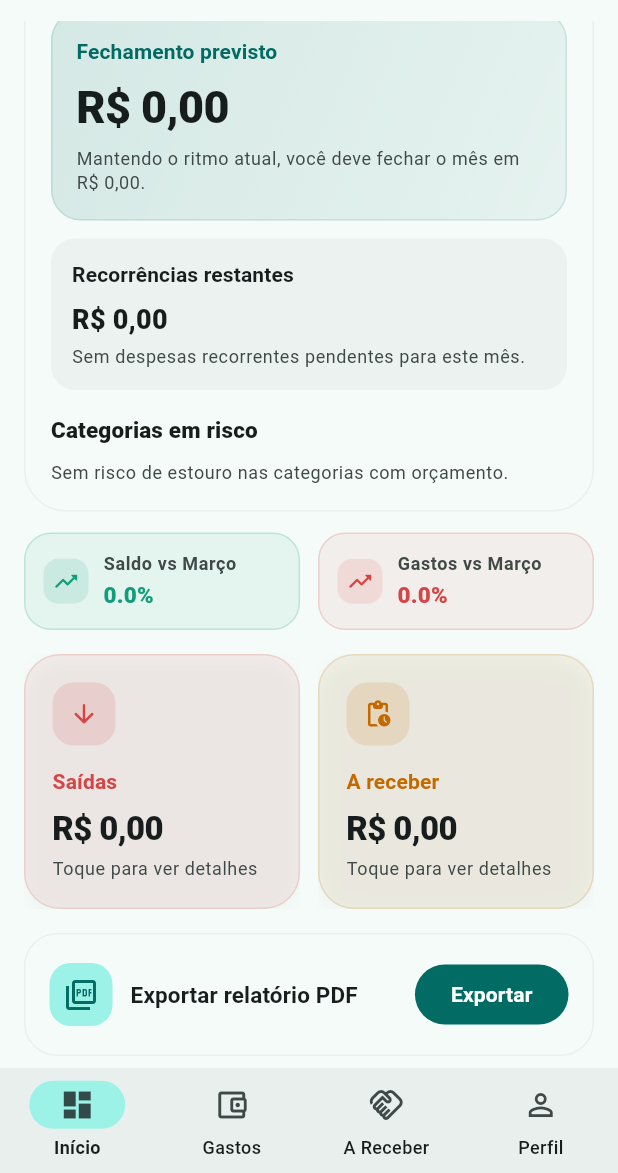
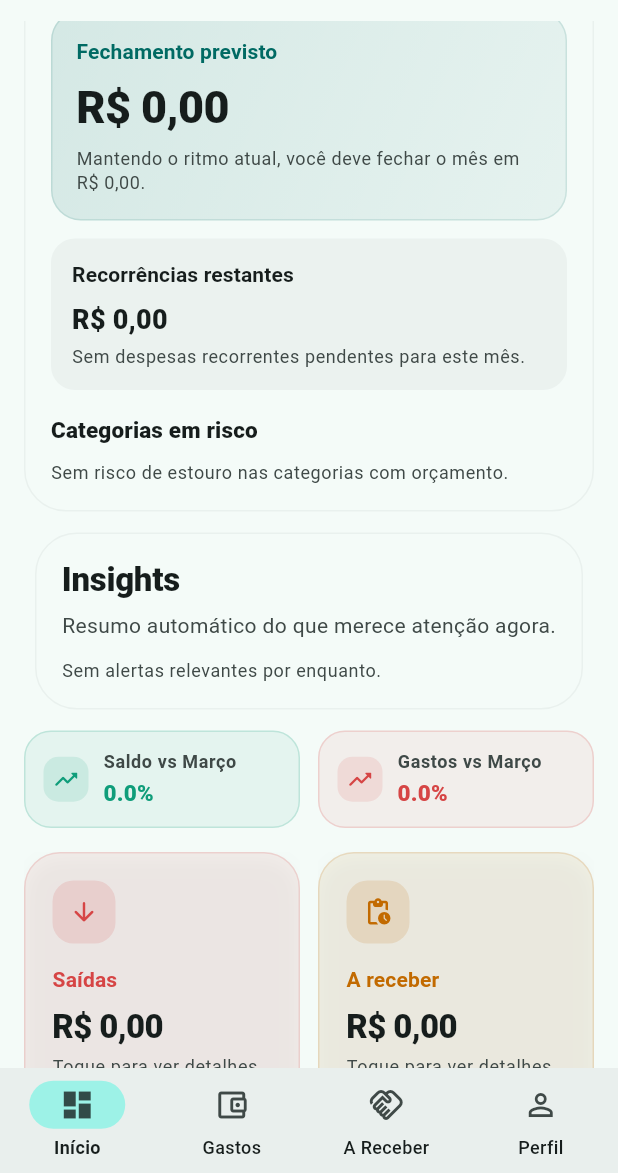
Before and after one commit to LuanBmenez/AppContas, a Flutter app: the screen it shows once a user with an empty profile is signed in, scrolled down 576 dp, on a phone screen of 412 x 824 dp, the part 63-1236 px from its top. Run offline on Flutter 3.47's test engine with Material 3 defaults, Android fonts, the phone set to English and light mode, and no system bars; our stand-ins replace cloud_firestore, file_picker, firebase_analytics, firebase_auth, firebase_core, go_router and 3 more; missing offline and left inert: firebase_app_check; accounts and stored records are empty.

Commit message:
Add insights feature and integrate into dashboard
Introduce a new insights feature: adds InsightsService (logic to generate insight items), InsightItem model, a reusable InsightsListCard widget, and an export barrel file. Integrates insights into the dashboard screen (generates insights from resumo, previsao and orcamentos and displays the InsightsListCard). Adds unit tests for InsightsService and includes small formatting/cleanup fixes in recorrencias files.

```diff
--- a/lib/features/dashboard/presentation/screens/dashboard_screen.dart
+++ b/lib/features/dashboard/presentation/screens/dashboard_screen.dart
@@ -15,6 +15,7 @@ import 'package:paga_o_que_me_deve/features/dashboard/data/services/previsao_fec
 import 'package:paga_o_que_me_deve/features/dashboard/data/services/report_export_service.dart';
 import 'package:paga_o_que_me_deve/features/dashboard/domain/models/previsao_fechamento_mes.dart';
 import 'package:paga_o_que_me_deve/features/dashboard/presentation/widgets/dashboard_loading_view.dart';
+import 'package:paga_o_que_me_deve/features/insights/insights.dart';
 import 'package:paga_o_que_me_deve/features/orcamentos/orcamentos.dart';
 import 'package:path_provider/path_provider.dart';
 import 'package:share_plus/share_plus.dart';
@@ -47,6 +48,7 @@ class _DashboardScreenState extends State<DashboardScreen> {
   final DashboardSummaryService _summaryService = DashboardSummaryService();
   final PrevisaoFechamentoService _previsaoFechamentoService =
       const PrevisaoFechamentoService();
+  final InsightsService _insightsService = const InsightsService();
   final ReportExportService _reportExportService = const ReportExportService();
 
   DashboardPeriodoRapido _periodo = DashboardPeriodoRapido.mes;
@@ -763,6 +765,7 @@ class _DashboardScreenState extends State<DashboardScreen> {
   Widget _buildPrevisaoMesCard(
     ThemeData theme,
     DashboardResumo resumoBruto,
+    DashboardResumoCalculado resumo,
     DateTime agora,
   ) {
     return StreamBuilder<List<OrcamentoCategoriaResumo>>(
@@ -779,8 +782,17 @@ class _DashboardScreenState extends State<DashboardScreen> {
         final List<PrevisaoCategoriaRisco> riscos = previsao.categoriasComRisco
             .take(3)
             .toList();
-
-        return Card(
+        final List<InsightItem> insights = _insightsService.gerarInsights(
+          resumo: resumo,
+          previsao: previsao,
+          orcamentos: orcamentos,
+          agora: agora,
+          limite: 5,
+        );
+
+        return Column(
+          children: [
+            Card(
               elevation: 0,
               color: theme.colorScheme.surface,
               shape: RoundedRectangleBorder(
@@ -822,7 +834,9 @@ class _DashboardScreenState extends State<DashboardScreen> {
                         ),
                         borderRadius: BorderRadius.circular(20),
                         border: Border.all(
-                      color: theme.colorScheme.primary.withValues(alpha: 0.12),
+                          color: theme.colorScheme.primary.withValues(
+                            alpha: 0.12,
+                          ),
                         ),
                       ),
                       child: Column(
@@ -858,9 +872,8 @@ class _DashboardScreenState extends State<DashboardScreen> {
                       width: double.infinity,
                       padding: const EdgeInsets.all(AppSpacing.s14),
                       decoration: BoxDecoration(
-                    color: theme.colorScheme.surfaceContainerHighest.withValues(
-                      alpha: 0.4,
-                    ),
+                        color: theme.colorScheme.surfaceContainerHighest
+                            .withValues(alpha: 0.4),
                         borderRadius: BorderRadius.circular(16),
                       ),
                       child: Column(
@@ -910,7 +923,9 @@ class _DashboardScreenState extends State<DashboardScreen> {
                       Column(
                         children: riscos.map((PrevisaoCategoriaRisco risco) {
                           return Padding(
-                        padding: const EdgeInsets.only(bottom: AppSpacing.s10),
+                            padding: const EdgeInsets.only(
+                              bottom: AppSpacing.s10,
+                            ),
                             child: _PrevisaoCategoriaRiscoItem(risco: risco),
                           );
                         }).toList(),
@@ -918,6 +933,10 @@ class _DashboardScreenState extends State<DashboardScreen> {
                   ],
                 ),
               ),
+            ),
+            const SizedBox(height: AppSpacing.s14),
+            InsightsListCard(insights: insights),
+          ],
         );
       },
     );
@@ -1047,6 +1066,7 @@ class _DashboardScreenState extends State<DashboardScreen> {
                           child: _buildPrevisaoMesCard(
                             theme,
                             resumoBruto,
+                            resumo,
                             agora,
                           ),
                         ),
--- /dev/null
+++ b/lib/features/insights/data/services/insights_service.dart
@@ -0,0 +1,122 @@
+import 'package:flutter/material.dart';
+import 'package:paga_o_que_me_deve/domain/models/gasto.dart';
+import 'package:paga_o_que_me_deve/features/dashboard/data/services/dashboard_summary_service.dart';
+import 'package:paga_o_que_me_deve/features/dashboard/domain/models/previsao_fechamento_mes.dart';
+import 'package:paga_o_que_me_deve/features/insights/domain/models/insight_item.dart';
+import 'package:paga_o_que_me_deve/features/orcamentos/domain/models/orcamento_categoria.dart';
+
+class InsightsService {
+  const InsightsService();
+
+  List<InsightItem> gerarInsights({
+    required DashboardResumoCalculado resumo,
+    required PrevisaoFechamentoMes previsao,
+    required List<OrcamentoCategoriaResumo> orcamentos,
+    DateTime? agora,
+    int limite = 5,
+  }) {
+    final DateTime referencia = agora ?? DateTime.now();
+    final List<InsightItem> itens = <InsightItem>[];
+
+    final List<OrcamentoCategoriaResumo> orcamentosOrdenados =
+        List<OrcamentoCategoriaResumo>.from(orcamentos)
+          ..sort(
+            (a, b) => b.percentualUtilizado.compareTo(a.percentualUtilizado),
+          );
+
+    for (final OrcamentoCategoriaResumo item in orcamentosOrdenados) {
+      final double percentual = item.percentualUtilizado * 100;
+      final String categoria = item.orcamento.categoriaPadrao.label;
+
+      if (percentual >= 100) {
+        itens.add(
+          InsightItem(
+            nivel: InsightNivel.alerta,
+            mensagem: 'Você ultrapassou o orçamento de $categoria.',
+            icone: Icons.error_outline_rounded,
+          ),
+        );
+      } else if (percentual >= 80) {
+        itens.add(
+          InsightItem(
+            nivel: InsightNivel.atencao,
+            mensagem:
+                'Você já consumiu ${percentual.toStringAsFixed(0)}% do orçamento de $categoria.',
+            icone: Icons.warning_amber_rounded,
+          ),
+        );
+      }
+    }
+
+    if (_ritmoAltoInicioMes(previsao, referencia)) {
+      itens.add(
+        const InsightItem(
+          nivel: InsightNivel.atencao,
+          mensagem: 'Seus gastos estão altos neste início de mês.',
+          icone: Icons.speed_rounded,
+        ),
+      );
+    }
+
+    final double orcamentoTotal = orcamentos.fold<double>(
+      0,
+      (double total, OrcamentoCategoriaResumo item) =>
+          total + item.orcamento.valorLimite,
+    );
+
+    if (orcamentoTotal > 0 && previsao.projecaoTotal > orcamentoTotal) {
+      itens.add(
+        const InsightItem(
+          nivel: InsightNivel.alerta,
+          mensagem: 'Você deve ultrapassar seu orçamento este mês.',
+          icone: Icons.trending_up_rounded,
+        ),
+      );
+    }
+
+    if (previsao.recorrenciasRestantes > 0) {
+      itens.add(
+        InsightItem(
+          nivel: InsightNivel.info,
+          mensagem:
+              'Ainda faltam R\$ ${previsao.recorrenciasRestantes.toStringAsFixed(2)} em despesas recorrentes este mês.',
+          icone: Icons.repeat_rounded,
+        ),
+      );
+    }
+
+    if (resumo.variacaoGastos > 0.1) {
+      itens.add(
+        InsightItem(
+          nivel: InsightNivel.info,
+          mensagem: 'Você está gastando mais que no mês passado.',
+          icone: Icons.compare_arrows_rounded,
+        ),
+      );
+    }
+
+    final List<InsightItem> unicos = <InsightItem>[];
+    final Set<String> mensagens = <String>{};
+    for (final InsightItem item in itens) {
+      if (mensagens.add(item.mensagem)) {
+        unicos.add(item);
+      }
+    }
+
+    return unicos.take(limite).toList();
+  }
+
+  bool _ritmoAltoInicioMes(PrevisaoFechamentoMes previsao, DateTime agora) {
+    if (previsao.gastoAtual <= 0) {
+      return false;
+    }
+    if (agora.day > 10) {
+      return false;
+    }
+
+    final double razao =
+        previsao.projecaoTotal <= 0 ? 0 : previsao.projecaoTotal / previsao.gastoAtual;
+
+    return razao >= 1.7;
+  }
+}
--- /dev/null
+++ b/lib/features/insights/domain/models/insight_item.dart
@@ -0,0 +1,15 @@
+import 'package:flutter/material.dart';
+
+enum InsightNivel { alerta, atencao, info }
+
+class InsightItem {
+  const InsightItem({
+    required this.nivel,
+    required this.mensagem,
+    required this.icone,
+  });
+
+  final InsightNivel nivel;
+  final String mensagem;
+  final IconData icone;
+}
--- /dev/null
+++ b/lib/features/insights/insights.dart
@@ -0,0 +1,3 @@
+export 'data/services/insights_service.dart';
+export 'domain/models/insight_item.dart';
+export 'presentation/widgets/insights_list_card.dart';
--- /dev/null
+++ b/lib/features/insights/presentation/widgets/insights_list_card.dart
@@ -0,0 +1,104 @@
+import 'package:flutter/material.dart';
+import 'package:paga_o_que_me_deve/core/theme/theme.dart';
+import 'package:paga_o_que_me_deve/features/insights/domain/models/insight_item.dart';
+
+class InsightsListCard extends StatelessWidget {
+  const InsightsListCard({super.key, required this.insights});
+
+  final List<InsightItem> insights;
+
+  @override
+  Widget build(BuildContext context) {
+    final ThemeData theme = Theme.of(context);
+
+    return Card(
+      elevation: 0,
+      color: theme.colorScheme.surface,
+      shape: RoundedRectangleBorder(
+        borderRadius: BorderRadius.circular(28),
+        side: BorderSide(
+          color: theme.colorScheme.outline.withValues(alpha: 0.08),
+        ),
+      ),
+      child: Padding(
+        padding: const EdgeInsets.all(AppSpacing.s18),
+        child: Column(
+          crossAxisAlignment: CrossAxisAlignment.start,
+          children: [
+            Text(
+              'Insights',
+              style: theme.textTheme.titleLarge?.copyWith(
+                fontWeight: FontWeight.w800,
+              ),
+            ),
+            const SizedBox(height: AppSpacing.s6),
+            Text(
+              'Resumo automático do que merece atenção agora.',
+              style: theme.textTheme.bodyMedium?.copyWith(
+                color: theme.colorScheme.onSurfaceVariant,
+              ),
+            ),
+            const SizedBox(height: AppSpacing.s12),
+            if (insights.isEmpty)
+              Text(
+                'Sem alertas relevantes por enquanto.',
+                style: theme.textTheme.bodySmall?.copyWith(
+                  color: theme.colorScheme.onSurfaceVariant,
+                ),
+              )
+            else
+              Column(
+                children: insights.map((InsightItem item) {
+                  return Padding(
+                    padding: const EdgeInsets.only(bottom: AppSpacing.s10),
+                    child: _InsightRow(item: item),
+                  );
+                }).toList(),
+              ),
+          ],
+        ),
+      ),
+    );
+  }
+}
+
+class _InsightRow extends StatelessWidget {
+  const _InsightRow({required this.item});
+
+  final InsightItem item;
+
+  @override
+  Widget build(BuildContext context) {
+    final ThemeData theme = Theme.of(context);
+    final Color cor = switch (item.nivel) {
+      InsightNivel.alerta => theme.colorScheme.error,
+      InsightNivel.atencao => const Color(0xFFC26A00),
+      InsightNivel.info => theme.colorScheme.primary,
+    };
+
+    return Container(
+      width: double.infinity,
+      padding: const EdgeInsets.all(AppSpacing.s12),
+      decoration: BoxDecoration(
+        color: cor.withValues(alpha: 0.08),
+        borderRadius: BorderRadius.circular(14),
+        border: Border.all(color: cor.withValues(alpha: 0.18)),
+      ),
+      child: Row(
+        crossAxisAlignment: CrossAxisAlignment.start,
+        children: [
+          Icon(item.icone, size: 18, color: cor),
+          const SizedBox(width: AppSpacing.s10),
+          Expanded(
+            child: Text(
+              item.mensagem,
+              style: theme.textTheme.bodyMedium?.copyWith(
+                fontWeight: FontWeight.w600,
+              ),
+            ),
+          ),
+        ],
+      ),
+    );
+  }
+}
--- a/lib/features/recorrencias/data/services/recorrencias_service.dart
+++ b/lib/features/recorrencias/data/services/recorrencias_service.dart
@@ -1,8 +1,6 @@
 import 'package:paga_o_que_me_deve/core/utils/text_normalizer.dart';
 import 'package:paga_o_que_me_deve/domain/models/gasto.dart';
 import 'package:paga_o_que_me_deve/domain/repositories/finance_repository.dart';
-import 'package:paga_o_que_me_deve/domain/repositories/finance_repository.dart'
-    show SugestaoRecorrenciaDespesa;
 import 'package:paga_o_que_me_deve/domain/services/recorrencia_despesa_service.dart';
 import 'package:paga_o_que_me_deve/features/recorrencias/domain/models/recorrencia_ativa.dart';
 
```
Also changed, not shown: lib/features/recorrencias/presentation/screens/compras_recorrentes_screen.dart (+8 -3 lines), 1 other file. Lines whose indentation alone changed are shown as unchanged.
